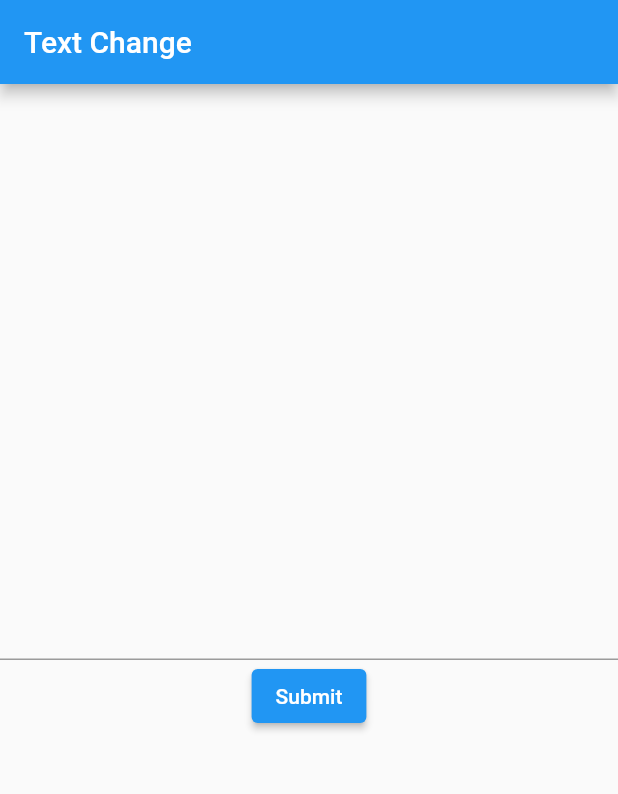
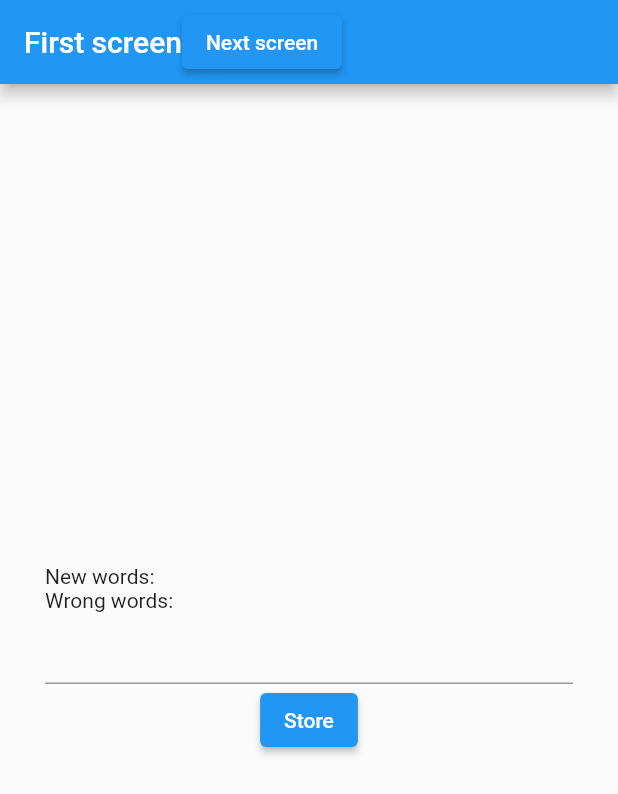
Before and after one commit to kovilevi98/job_application, a Flutter app: the screen it shows after launch, on a phone screen of 412 x 824 dp. Shown: the top 794 px of the screen. Run offline on Flutter 3.47's test engine with Material 2 defaults, Android fonts, the phone set to English and light mode, and no system bars; our stand-ins replace equatable, flutter_bloc, tuple.

Commit message:
+ add first screen sample usage

```diff
--- a/lib/bloc/bloc.dart
+++ b/lib/bloc/bloc.dart
@@ -1,18 +1,41 @@
 import 'package:flutter_bloc/flutter_bloc.dart';
 import 'package:job_application/bloc/event.dart';
 import 'package:job_application/bloc/state.dart';
+import 'package:tuple/tuple.dart';
 
 
 class ListBloc extends Bloc<ListEvent, ListStates> {
   List<String> list = List.of([]);
+  List<Tuple2> feedBackList = List.of([]);
 
   ListBloc() : super(InitialListState()) {
     on<AddToList>(addToList);
+    on<ChangeFeedbackEvent>(changeFeedback);
   }
 
   void addToList(AddToList event, Emitter<ListStates> emit) async {
-    list.add(event.text);
+    var shouldAdd = event.list.where((item) => !list.contains(item));
+    var repeating = event.list.where((item) => list.contains(item));
+
+    feedBackList = [];
+    for (var element in repeating) {
+        feedBackList.add(Tuple2(element, true));
+    }
+
+    for (var element in shouldAdd) {
+      feedBackList.add(Tuple2(element, false));
+    }
+
+    list = [...list];
+    list.addAll(shouldAdd);
+
     emit(UpdateListState(list));
+    emit(UpdateFeedbackState(feedBackList));
+  }
+
+  void changeFeedback(ChangeFeedbackEvent event, Emitter<ListStates> emit) async {
+    feedBackList = event.list;
+    emit(UpdateFeedbackState(feedBackList));
   }
 
 }
--- a/lib/bloc/event.dart
+++ b/lib/bloc/event.dart
@@ -1,5 +1,22 @@
-abstract class ListEvent {}
+import 'package:equatable/equatable.dart';
+import 'package:flutter/material.dart';
+import 'package:tuple/tuple.dart';
+
+@immutable
+abstract class ListEvent extends Equatable {}
+
 class AddToList extends ListEvent {
-  String text;
-  AddToList(this.text);
+  final List<String> list;
+  AddToList(this.list);
+
+  @override
+  List<Object?> get props => [list];
 }
+
+class ChangeFeedbackEvent extends ListEvent {
+  final List<Tuple2> list;
+  ChangeFeedbackEvent(this.list);
+
+  @override
+  List<Object?> get props => [list];
+}
--- a/lib/bloc/state.dart
+++ b/lib/bloc/state.dart
@@ -1,6 +1,36 @@
-class ListStates {}
-class InitialListState extends ListStates{}
-class UpdateListState extends ListStates{
+import 'package:equatable/equatable.dart';
+import 'package:flutter/material.dart';
+import 'package:tuple/tuple.dart';
+
+@immutable
+abstract class ListStates extends Equatable {
+  @override
+  List<Object?> get props => [];
+}
+
+@immutable
+class InitialListState extends ListStates {
+  @override
+  List<Object?> get props => [];
+}
+
+@immutable
+class UpdateListState extends ListStates {
   final List<String> list;
+
   UpdateListState(this.list);
+
+  @override
+  List<Object?> get props => [...list];
 }
+
+
+@immutable
+class UpdateFeedbackState extends ListStates {
+  final List<Tuple2> list;
+
+  UpdateFeedbackState(this.list);
+
+  @override
+  List<Object?> get props => [list];
+}
--- a/lib/main.dart
+++ b/lib/main.dart
@@ -1,4 +1,5 @@
 import 'package:flutter/material.dart';
+import 'package:flutter/services.dart';
 import 'package:flutter_bloc/flutter_bloc.dart';
 import 'package:job_application/bloc/bloc.dart';
 import 'package:job_application/bloc/event.dart';
@@ -15,6 +16,10 @@ class App extends StatelessWidget {
 
   @override
   Widget build(BuildContext context) {
+    SystemChrome.setPreferredOrientations([
+      DeviceOrientation.portraitUp,
+      DeviceOrientation.portraitDown,
+    ]);
     return BlocProvider(
       create: (context) => ListBloc(),
       child: MaterialApp(
--- a/lib/views/first_page_view.dart
+++ b/lib/views/first_page_view.dart
@@ -3,6 +3,7 @@ import 'package:flutter_bloc/flutter_bloc.dart';
 import 'package:job_application/bloc/bloc.dart';
 import 'package:job_application/bloc/event.dart';
 import 'package:job_application/bloc/state.dart';
+import 'package:tuple/tuple.dart';
 
 class FirstPage extends StatefulWidget {
   const FirstPage({Key? key}) : super(key: key);
@@ -12,44 +13,108 @@ class FirstPage extends StatefulWidget {
 }
 
 class _FirstPageState extends State<FirstPage> {
+  final TextEditingController _textEditingController = TextEditingController();
+  final GlobalKey<FormState> _formKey = GlobalKey<FormState>();
+
   @override
   Widget build(BuildContext context) {
     return Scaffold(
         appBar: AppBar(
-          title: const Text('Text Change'),
+          title: Row(
+            children: [
+              const Text('First screen'),
+              ElevatedButton(onPressed: _onNextScreenPressed, child: Text("Next screen"))
+            ],
           ),
-        body: Center(
+        ),
+        body: Padding(
+          padding: const EdgeInsets.symmetric(horizontal: 30.0),
+          child: Center(
             child: BlocBuilder<ListBloc, ListStates>(
               builder: (context, state) {
                 if (state is InitialListState) {
-                return _counter(context, []);
+                  return _buildContent(context, []);
                 }
 
-              if(state is UpdateListState){
-                return _counter(context, state.list);
+                if (state is UpdateFeedbackState) {
+                  return _buildContent(context, state.list);
                 }
 
                 return Container();
               },
             ),
-        )
-    );
+          ),
+        ));
   }
 
+  Widget _buildContent(BuildContext context, List<Tuple2> list) {
+    var repeating = list.where((item) => item.item2);
+    var corrects = list.where((item) => !item.item2);
 
-  Widget _counter(BuildContext context, List<String> list) {
-    return Container(
+    return Form(
+      key: _formKey,
       child: Column(
         mainAxisAlignment: MainAxisAlignment.center,
         children: [
-          ...List.generate(context.read<ListBloc>().list.length, (index) => Text(context.read<ListBloc>().list[index])),
-          TextFormField(),
-          ElevatedButton(onPressed: (){
-            Navigator.of(context).pushNamed('/list');
-            //context.read<ListBloc>().add(AddToList('dsa'));
-          }, child: Text('Submit'))
+          /*...List.generate(list.length,
+              (index) => Text(list[index])),*/
+          Row(
+            mainAxisAlignment: MainAxisAlignment.start,
+            children: [
+              Text("New words: "),
+              SizedBox(
+                width: 10,
+              ),
+              SizedBox(
+                  width: MediaQuery.of(context).size.width - 180,
+                  child: Text(corrects.map((c) => c.item1).toList().join(', '))),
+            ],
+          ),
+          Row(
+            mainAxisAlignment: MainAxisAlignment.start,
+            children: [
+              Text("Wrong words: "),
+              SizedBox(
+                width: 10,
+              ),
+              SizedBox(
+                  width: MediaQuery.of(context).size.width - 180,
+                  child: Text(
+                    repeating.map((c) => c.item1).toList().join(', '),
+                    style: const TextStyle(fontWeight: FontWeight.bold),
+                  )),
+            ],
+          ),
+          TextFormField(
+              controller: _textEditingController,
+              validator: (value) => value == null || value.isEmpty
+                  ? 'Write a new word'
+                  : (alphaExp.hasMatch(value)
+                      ? null
+                      : 'Only Alphabets are allowed')),
+          ElevatedButton(onPressed: _onSubmitPressed, child: Text('Store'))
         ],
       ),
     );
   }
+
+  static final RegExp alphaExp = RegExp(
+      r'^[a-zA-Z ]*$'); //Regex for english alphabet characters and whitespace
+
+  void _onSubmitPressed() {
+    final FormState? form = _formKey.currentState;
+    if (form!.validate()) {
+      context
+          .read<ListBloc>()
+          .add(AddToList(_textEditingController.text.split(" ")));
+      _textEditingController.clear();
     }
+    //Navigator.of(context).pushNamed('/list');
+    //var a = (context.read<ListBloc>().list);
+    //print(a.toString());
+  }
+
+  _onNextScreenPressed() {
+    Navigator.of(context).pushNamed('/list');
+  }
+}
--- a/lib/views/second_page_view.dart
+++ b/lib/views/second_page_view.dart
@@ -45,7 +45,7 @@ class _SecondPageState extends State<SecondPage> {
           ...List.generate(context.read<ListBloc>().list.length, (index) => Text(context.read<ListBloc>().list[index])),
           TextFormField(),
           ElevatedButton(onPressed: (){
-            context.read<ListBloc>().add(AddToList('dsa'));
+            //context.read<ListBloc>().add(AddToList('dsa'));
           }, child: Text('Submit'))
         ],
       ),
--- a/pubspec.yaml
+++ b/pubspec.yaml
@@ -37,10 +37,15 @@ dependencies:
   cupertino_icons: ^1.0.5
   flutter_bloc: ^8.1.3
   equatable: ^2.0.5
+  tuple: ^2.0.1
 
 dev_dependencies:
   flutter_test:
     sdk: flutter
+
+
+  mocktail: ^0.3.0
+  bloc_test: ^9.1.3
 
   # The "flutter_lints" package below contains a set of recommended lints to
   # encourage good coding practices. The lint set provided by the package is
```
Also changed, not shown: pubspec.lock, 2 other files. Lines whose indentation alone changed are shown as unchanged.
